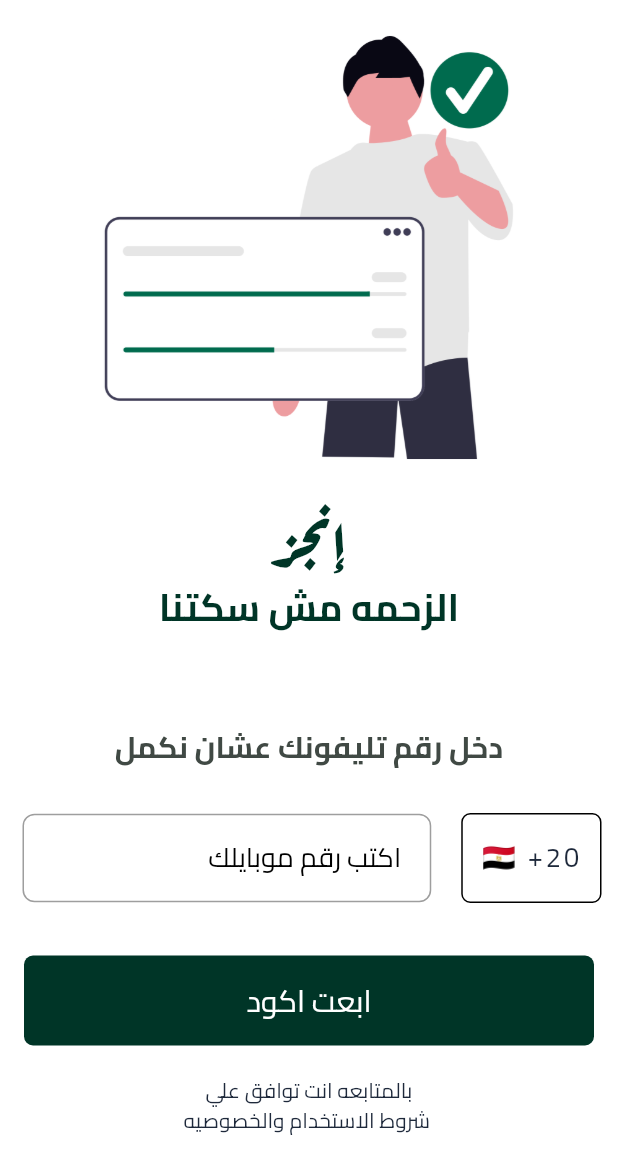
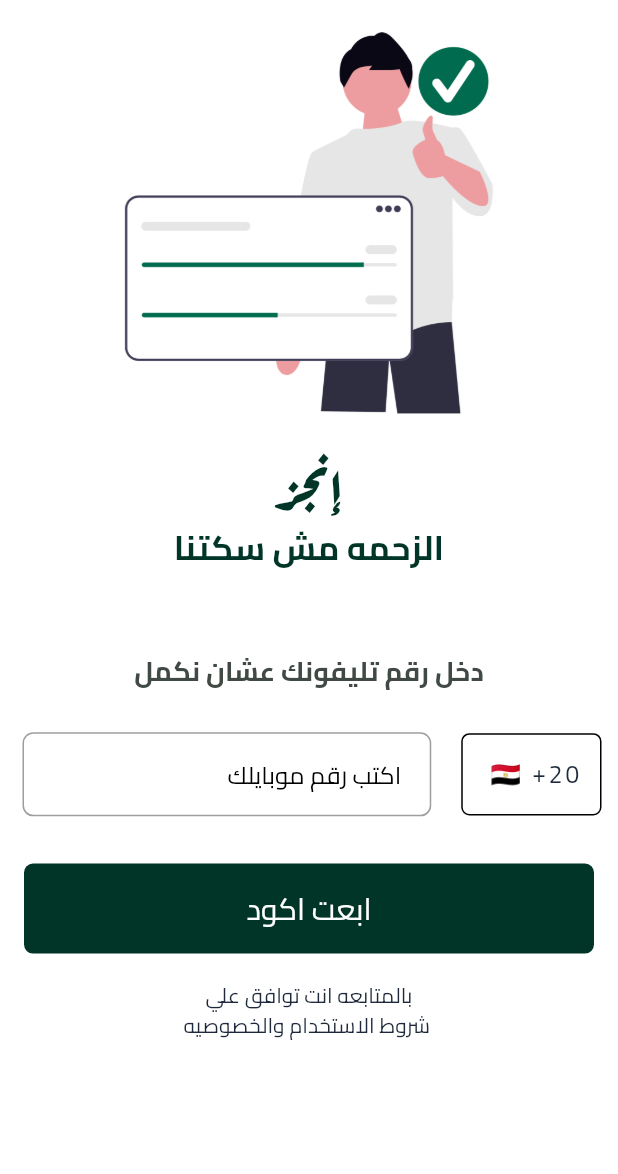
Before and after one commit to moalaa125/engez, a Flutter app: the screen it shows after launch, on a phone screen of 412 x 824 dp. Shown: the top 1174 px of the screen. Run offline on Flutter 3.47's test engine with Material 3 defaults, Android fonts, the phone set to English and light mode, and no system bars; our stand-ins replace equatable, flutter_bloc, flutter_screenutil, google_fonts, pin_code_fields.

Commit message:
add screen util

```diff
--- a/lib/features/auth/presentation/screens/login_screen.dart
+++ b/lib/features/auth/presentation/screens/login_screen.dart
@@ -5,6 +5,7 @@ import 'package:engez/widgets/custom_image.dart';
 import 'package:flutter/material.dart';
 import 'package:flutter_bloc/flutter_bloc.dart';
 import '../../manager/auth_cubit.dart';
+import 'package:flutter_screenutil/flutter_screenutil.dart';
 
 class LoginScreen extends StatelessWidget {
   const LoginScreen({super.key});
@@ -44,22 +45,22 @@ class _LoginScreenContentState extends State<_LoginScreenContent> {
         Expanded(
           flex: 1,
           child: Container(
-            padding: EdgeInsets.symmetric(horizontal: 12, vertical: 16),
+            padding: EdgeInsets.symmetric(horizontal: 12.w, vertical: 16.h),
             decoration: BoxDecoration(
               border: Border.all(color: Colors.black),
-              borderRadius: BorderRadius.circular(6),
+              borderRadius: BorderRadius.circular(6.r),
             ),
             child: Text(
               generateCountryFlag() + ' +20',
-              style: TextStyle(fontSize: 18, letterSpacing: 2.0),
+              style: TextStyle(fontSize: 18.sp, letterSpacing: 2.0),
             ),
           ),
         ),
-        SizedBox(width: 16),
+        SizedBox(width: 16.w),
         Expanded(
           flex: 3,
           child: Padding(
-            padding: const EdgeInsets.symmetric(horizontal: 4, vertical: 0),
+            padding: EdgeInsets.symmetric(horizontal: 4.w, vertical: 0),
             child: TextFormField(
               validator: (value) {
                 if (value!.isEmpty) {
@@ -76,31 +77,31 @@ class _LoginScreenContentState extends State<_LoginScreenContent> {
               keyboardType: TextInputType.phone,
               cursorColor: Colors.green,
               textDirection: TextDirection.ltr,
-              style: TextStyle(fontSize: 18, letterSpacing: 2.0),
+              style: TextStyle(fontSize: 18.sp, letterSpacing: 2.0),
               decoration: InputDecoration(
                 fillColor: Colors.white,
                 filled: true,
                 border: OutlineInputBorder(
-                  borderRadius: BorderRadius.circular(6),
+                  borderRadius: BorderRadius.circular(6.r),
                 ),
                 enabledBorder: OutlineInputBorder(
-                  borderRadius: BorderRadius.circular(8),
+                  borderRadius: BorderRadius.circular(8.r),
                   borderSide: BorderSide(color: Colors.grey.shade500),
                 ),
                 errorBorder: OutlineInputBorder(
-                  borderRadius: BorderRadius.circular(8),
+                  borderRadius: BorderRadius.circular(8.r),
                   borderSide: const BorderSide(color: Colors.redAccent),
                 ),
                 focusedBorder: OutlineInputBorder(
-                  borderRadius: BorderRadius.circular(8),
-                  borderSide: const BorderSide(
-                    color: Color.fromARGB(255, 40, 75, 41),
-                    width: 2,
+                  borderRadius: BorderRadius.circular(8.r),
+                  borderSide: BorderSide(
+                    color: const Color.fromARGB(255, 40, 75, 41),
+                    width: 2.w,
                   ),
                 ),
                 hint: Text(
                   'اكتب رقم موبايلك',
-                  style: TextStyle(color: Colors.black, fontSize: 18),
+                  style: TextStyle(color: Colors.black, fontSize: 18.sp),
                 ),
               ),
             ),
@@ -142,8 +143,7 @@ class _LoginScreenContentState extends State<_LoginScreenContent> {
   Widget _introImage() {
     return Hero(
       tag: 'animationForIntroImage',
-
-      child: CustomImage(image: 'assets/images/joinUs.png', height: 330),
+      child: CustomImage(image: 'assets/images/joinUs.png', height: 330.h),
     );
   }
 
@@ -158,7 +158,7 @@ class _LoginScreenContentState extends State<_LoginScreenContent> {
               'إنجز',
               style: TextStyle(
                 color: MyColors.myGreen,
-                fontSize: 40,
+                fontSize: 40.sp,
                 fontWeight: FontWeight.bold,
                 fontFamily: 'aref',
               ),
@@ -169,18 +169,17 @@ class _LoginScreenContentState extends State<_LoginScreenContent> {
           'الزحمه مش سكتنا',
           style: TextStyle(
             color: MyColors.myGreen,
-            fontSize: 25,
+            fontSize: 25.sp,
             fontWeight: FontWeight.bold,
-
             fontFamily: 'cairo',
           ),
         ),
-        SizedBox(height: 60),
+        SizedBox(height: 60.h),
         Text(
           'دخل رقم تليفونك عشان نكمل',
           style: TextStyle(
-            color: Color(0xFF404944),
-            fontSize: 20,
+            color: const Color(0xFF404944),
+            fontSize: 20.sp,
             fontWeight: FontWeight.bold,
           ),
         ),
@@ -198,14 +197,14 @@ class _LoginScreenContentState extends State<_LoginScreenContent> {
               children: [
                 _introImage(),
                 _introTexts(),
-                SizedBox(height: 30),
+                SizedBox(height: 30.h),
                 Padding(
-                  padding: const EdgeInsets.only(right: 11, left: 11),
+                  padding: EdgeInsets.only(right: 11.w, left: 11.w),
                   child: _buildPhoneNumberField(),
                 ),
-                SizedBox(height: 35),
+                SizedBox(height: 35.h),
                 _buildButton(),
-                SizedBox(height: 20),
+                SizedBox(height: 20.h),
                 _buildEndMessage(),
               ],
             ),
--- a/lib/features/auth/presentation/screens/otp_screen.dart
+++ b/lib/features/auth/presentation/screens/otp_screen.dart
@@ -3,6 +3,7 @@ import 'package:engez/widgets/custom_button.dart';
 import 'package:engez/widgets/custom_image.dart';
 import 'package:flutter/material.dart';
 import 'package:pin_code_fields/pin_code_fields.dart';
+import 'package:flutter_screenutil/flutter_screenutil.dart';
 
 class OtpScreen extends StatefulWidget {
   const OtpScreen({super.key});
@@ -14,18 +15,18 @@ class OtpScreen extends StatefulWidget {
 Widget _introImage() {
   return Hero(
     tag: 'animationForIntroImage',
-    child: CustomImage(image: 'assets/images/otp.png', height: 330),
+    child: CustomImage(image: 'assets/images/otp.png', height: 330.h),
   );
 }
 
 Widget _buildOtpCodeSection() {
   return Container(
-    margin: EdgeInsets.symmetric(horizontal: 0, vertical: 20),
+    margin: EdgeInsets.symmetric(horizontal: 0, vertical: 20.h),
     child: MaterialPinField(
       autoDismissKeyboard: true,
       keyboardType: TextInputType.number,
       length: 6,
-       onCompleted: null ,  // TODO : lsa h3mlha
+      onCompleted: null, // TODO : lsa h3mlha
       onChanged: (value) => print('Changed: $value'),
       theme: MaterialPinTheme(
         borderColor: MyColors.myGreen,
@@ -38,15 +39,15 @@ Widget _buildOtpCodeSection() {
         animateCursor: true,
         animationDuration: Duration(milliseconds: 200),
         shape: MaterialPinShape.outlined,
-        cellSize: Size(50, 50),
-        borderRadius: BorderRadius.circular(12),
+        cellSize: Size(50.w, 50.h),
+        borderRadius: BorderRadius.circular(12.r),
       ),
     ),
   );
 }
 
 Widget _buildButton() {
-  return CustomButton(text: 'تأكيد الكود' , function: null,);
+  return CustomButton(text: 'تأكيد الكود', function: null);
 }
 
 Widget _buildEndTexts() {
@@ -61,10 +62,10 @@ Widget _buildEndTexts() {
         onPressed: null,
         child: Text(
           'لم يصلك الكود ؟',
-          style: TextStyle(color: Colors.black, fontSize: 15),
+          style: TextStyle(color: Colors.black, fontSize: 15.sp),
         ),
       ),
-      SizedBox(height: 10,),
+      SizedBox(height: 10.h),
       TextButton(
         style: TextButton.styleFrom(
           padding: EdgeInsets.zero,
@@ -76,7 +77,7 @@ Widget _buildEndTexts() {
           'اعاده ارسال الكود',
           style: TextStyle(
             color: MyColors.myLighterGreen,
-            fontSize: 20,
+            fontSize: 20.sp,
             fontWeight: FontWeight.bold,
           ),
         ),
@@ -100,7 +101,7 @@ class _MyWidgetState extends State<OtpScreen> {
                   'إنجز',
                   style: TextStyle(
                     color: MyColors.myLighterGreen,
-                    fontSize: 40,
+                    fontSize: 40.sp,
                     fontWeight: FontWeight.bold,
                     fontFamily: 'aref',
                   ),
@@ -109,9 +110,9 @@ class _MyWidgetState extends State<OtpScreen> {
             ),
             _introImage(),
             _buildOtpCodeSection(),
-            SizedBox(height: 30),
+            SizedBox(height: 30.h),
             _buildButton(),
-            SizedBox(height: 10,),
+            SizedBox(height: 10.h),
             _buildEndTexts(),
           ],
         ),
--- a/lib/main.dart
+++ b/lib/main.dart
@@ -1,5 +1,6 @@
 import 'package:flutter/material.dart';
 import 'package:flutter_localizations/flutter_localizations.dart';
+import 'package:flutter_screenutil/flutter_screenutil.dart';
 import 'core/theme/app_theme.dart';
 import 'features/auth/presentation/screens/login_screen.dart';
 
@@ -12,6 +13,11 @@ class EngezApp extends StatelessWidget {
 
   @override
   Widget build(BuildContext context) {
+    return ScreenUtilInit(
+      designSize: const Size(412, 915),
+      minTextAdapt: true,
+      splitScreenMode: true,
+      builder: (context, child) {
         return MaterialApp(
           title: 'Engez - إنجز',
           debugShowCheckedModeBanner: false,
@@ -28,5 +34,7 @@ class EngezApp extends StatelessWidget {
           locale: const Locale('ar', 'EG'),
           home: const LoginScreen(),
         );
+      },
+    );
   }
 }
--- a/pubspec.yaml
+++ b/pubspec.yaml
@@ -40,6 +40,7 @@ dependencies:
   equatable: ^2.0.5
   google_fonts: ^6.2.1
   pin_code_fields: ^9.4.0
+  flutter_screenutil: ^5.9.3
 
 dev_dependencies:
   flutter_test:
```
Also changed, not shown: pubspec.lock. Lines whose indentation alone changed are shown as unchanged.
